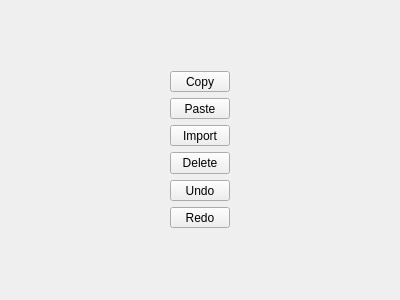
The window that flo2d/ui/table_editor.ui (FLO-2DSoftware/qgis-flo-2d-plugin) describes before a commit, drawn with Qt 5.
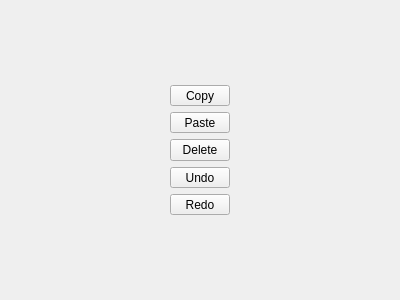
The same window after the commit.

What changed in the file:
```diff
--- a/flo2d/ui/table_editor.ui
+++ b/flo2d/ui/table_editor.ui
@@ -62,19 +62,6 @@
          </property>
         </widget>
        </item>
-       <item>
-        <widget class="QToolButton" name="import_data_btn">
-         <property name="maximumSize">
-          <size>
-           <width>60</width>
-           <height>16777215</height>
-          </size>
-         </property>
-         <property name="text">
-          <string>Import</string>
-         </property>
-        </widget>
-       </item>
        <item>
         <widget class="QPushButton" name="delete_btn">
          <property name="sizePolicy">
```
